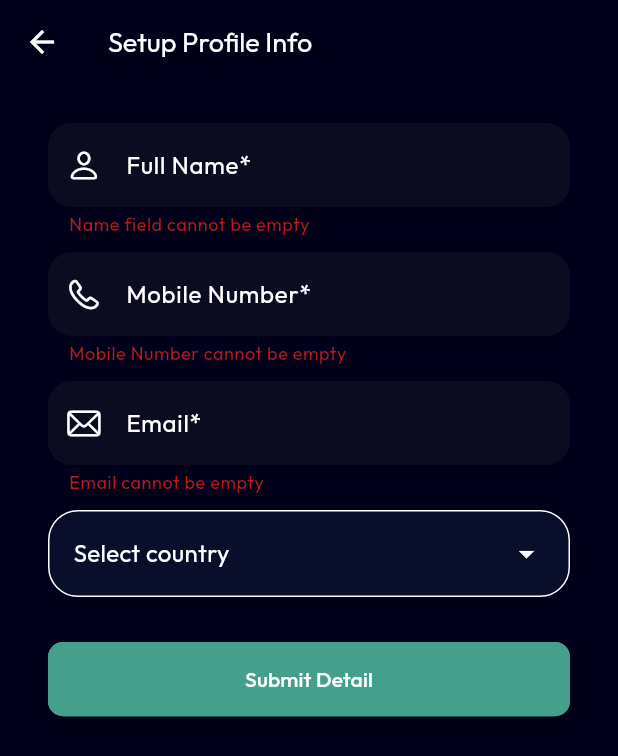
After one commit to EracomDev/difogg, a Flutter app: the EditProfile screen opened directly, after a tap on "Submit Detail", on a phone screen of 412 x 824 dp. The commit adds this screen. Shown: the top 756 px of the screen. Run offline on Flutter 3.47's test engine with Material 3 defaults, Android fonts, the light colour scheme and no system bars; our stand-ins replace barcode_widget, carousel_slider, country_picker, flutter_secure_storage, flutter_spinkit, flutter_svg and 6 more; missing offline and left inert: bip39, dart:js, flutter_inappwebview, flutter_injected_web3, qr_code_scanner, wallet and 1 more; accounts and stored records are empty; network calls fail; project files that could hold a hidden picture were left out.

Commit message:
edit profile and phrases page added

```diff
--- /dev/null
+++ b/lib/screens/edit_user_profile.dart
@@ -0,0 +1,340 @@
+import 'package:country_picker/country_picker.dart';
+import 'package:flutter/cupertino.dart';
+import 'package:flutter/material.dart';
+import 'package:flutter/services.dart';
+
+import '../utils/app_config.dart';
+
+class EditProfile extends StatefulWidget {
+  const EditProfile({super.key});
+
+  @override
+  State<EditProfile> createState() => _EditProfileState();
+}
+
+class _EditProfileState extends State<EditProfile> {
+  String name = "";
+  String mobile = "";
+  String email = "";
+  String selectedCountry = "Select country";
+  String countryCode = "+91";
+  final formkey = GlobalKey<FormState>();
+  var size;
+  bool isShowingProgress = false;
+
+  TextEditingController fullNameController = TextEditingController();
+  TextEditingController mobileController = TextEditingController();
+  TextEditingController emailController = TextEditingController();
+
+
+  @override
+  Widget build(BuildContext context) {
+
+    size = MediaQuery.of(context).size;
+    return Scaffold(
+
+      backgroundColor: AppConfig.myBackground,
+      appBar: AppBar(
+        backgroundColor: AppConfig.myBackground,
+        iconTheme: IconThemeData(
+          color: AppConfig.titleIconAndTextColor, //change your color here
+        ),
+        elevation: 0,
+        automaticallyImplyLeading: true,
+        title: Align(
+          alignment: Alignment.centerLeft,
+          child: Row(
+            children: [
+              Text(
+                "Setup Profile Info",
+                style: TextStyle(
+                  fontSize: 18,
+                  fontWeight: FontWeight.normal,
+                  color: AppConfig.titleIconAndTextColor,
+                ),
+              ),
+            ],
+          ),
+        ),
+      ),
+      body: Container(
+
+        child: Column(children: [
+
+          Form(
+
+            key: formkey,
+            autovalidateMode: AutovalidateMode.onUserInteraction,
+            child: Column(
+              crossAxisAlignment: CrossAxisAlignment.start,
+
+              children: [
+
+                /* Container(
+                            width: size.width*.6,
+
+                            margin:EdgeInsets.only(top: 16),
+
+                            child :
+                            Container(
+                              //width: size.width*.4,
+                                child: Image.asset(ConstantsStrings.mainImage,height: 130,width: 130,)),
+                          ),*/
+
+
+
+                Padding(padding: const EdgeInsets.symmetric(vertical: 16.0,horizontal: 32.0),
+                  child: Column(
+                    children: [
+
+
+
+                      const SizedBox(height: 10),
+
+                      SizedBox(
+                        width: size.width*0.85,
+                        child: TextFormField(
+                          controller:  fullNameController,
+                          textInputAction: TextInputAction.next,
+                          decoration: InputDecoration(
+                            contentPadding: const  EdgeInsets.symmetric(vertical: 16.0, horizontal: 10.0),
+                            labelText: "Full Name*",
+                            border: OutlineInputBorder(
+                              borderRadius: BorderRadius.circular(10.0),
+                            ),
+                            prefixIcon: const Padding(
+                              padding: EdgeInsets.only(top: 0), // add padding to adjust icon
+                              child:Icon(CupertinoIcons.person),
+                            ),
+                            /*fillColor: Colors.green.withOpacity(0.10),
+                                      filled: true,*/
+
+                          ),
+                          validator: (value){
+                            if(value!.isEmpty){
+                              return "Name field cannot be empty";
+                            } else {
+                              name = value.toString();
+                              return null;
+                            }
+                          },
+
+
+                        ),
+                      ),
+
+                      //SizedBox(height: 10),
+
+
+                      const SizedBox(height: 10),
+
+                      SizedBox(
+                        width: size.width*0.85,
+                        child: TextFormField(
+                          controller: mobileController,
+                          textInputAction: TextInputAction.next,
+                          keyboardType: TextInputType.number,
+                          inputFormatters: <TextInputFormatter>[
+                            FilteringTextInputFormatter.allow(RegExp(r'[0-9]')),
+                          ],
+                          decoration: InputDecoration(
+                            contentPadding: const  EdgeInsets.symmetric(vertical: 16.0, horizontal: 10.0),
+                            labelText: "Mobile Number*",
+                            border: OutlineInputBorder(
+                              borderRadius: BorderRadius.circular(10.0),
+                            ),
+
+                            prefixIcon: const Padding(
+                              padding: EdgeInsets.only(top: 0), // add padding to adjust icon
+                              child:Icon(CupertinoIcons.phone),
+                            ),
+
+                          ),
+
+                          validator: (value){
+                            if(value!.isEmpty){
+                              return "Mobile Number cannot be empty";
+                            } /*else if(value.length!=10){
+                                        return "Mobile Number length should be 10";
+                                      }*/
+
+                            else if((value.toString().contains(" "))) {
+                              return "No space allowed inside mobile number";
+                            }else {
+                              mobile = value.toString();
+                              return null;
+                            }
+                          },
+
+
+                        ),
+                      ),
+
+                      const SizedBox(height: 10),
+
+                      SizedBox(
+                        width: size.width*0.85,
+                        child: TextFormField(
+                          controller:  emailController,
+                          textInputAction: TextInputAction.next,
+                          decoration: InputDecoration(
+                            contentPadding: const  EdgeInsets.symmetric(vertical: 16.0, horizontal: 10.0),
+                            labelText: "Email*",
+                            border: OutlineInputBorder(
+                              borderRadius: BorderRadius.circular(10.0),
+                            ),
+
+                            prefixIcon: const Padding(
+                              padding: EdgeInsets.only(top: 0), // add padding to adjust icon
+                              child:Icon(CupertinoIcons.mail),
+                            ),
+
+                          ),
+
+                          validator: (value){
+                            if(value!.isEmpty){
+                              return "Email cannot be empty";
+                            } else if(!validation(value)) {
+                              return "Email error";
+                            } else if((value.toString().contains(" "))) {
+                              return "Spaces are not allowed inside email";
+                            } else {
+
+                              email = value.toString();
+                              return null;
+                            }
+                          },
+
+
+                        ),
+                      ),
+
+
+
+                      const SizedBox(height: 10),
+
+                      InkWell(
+                        child: Container(
+
+                          width: size.width*0.85,
+                          padding: EdgeInsets.all(16),
+                          decoration: BoxDecoration(
+                              border: Border.all(color: Colors.white,width: 1),
+                              color: Color(0x1F4C779B),
+
+                              borderRadius: BorderRadius.all(Radius.circular(20))),
+                          child: Row(
+                            children: [
+                              Text(selectedCountry,style: TextStyle(color: Colors.white,fontSize: 16),),
+                              Spacer(),
+                              Icon(Icons.arrow_drop_down_sharp,color: Colors.white,)
+                            ],
+                          ),
+                        ),
+                        onTap: (){
+
+                          showCountryPicker(
+                            context: context,
+                            //favorite: ,
+                            countryListTheme: CountryListThemeData(backgroundColor: AppConfig.background,
+                                textStyle: TextStyle(color: Colors.white)),
+                            showPhoneCode: true, // optional. Shows phone code before the country name.
+                            onSelect: (Country country) {
+                              setState(() {
+                                selectedCountry=country.name;
+                                countryCode = "+"+country.phoneCode.toString();
+                              });
+                              print('Select country: ${country.name}');
+                            },
+                          );
+                        },
+                      ),
+
+                      const SizedBox(height: 10,),
+
+                      const SizedBox(height: 20),
+
+                      isShowingProgress? Column(
+
+                        children: const <Widget>[
+                          CircularProgressIndicator(),
+
+                          SizedBox(height: 20,),
+                          Text("Please wait...."),
+                        ],
+                      ):SizedBox(
+                        width: size.width*0.85,
+                        height: size.height*0.06,
+                        child: ElevatedButton(onPressed:(){
+
+                          if(formkey.currentState!.validate()){
+
+                            if (selectedCountry=="Select country"){
+                              ScaffoldMessenger.of(context).showSnackBar(const SnackBar(
+                                content: Text("Please select country first."),
+                              ));
+                            }else {
+
+
+                              //isShowingProgress = true;
+                              //_registerAccount();
+
+                              print("name= $name");
+
+                              print("email= $email");
+                              print("mobile= $mobile");
+
+                            }
+
+                          }
+
+                          setState(() {
+
+                          });
+
+
+                        },
+                          style: ButtonStyle(
+                            foregroundColor: MaterialStateProperty.all<Color>(Colors.white),
+                            backgroundColor: MaterialStateProperty.all<Color>(AppConfig.primaryColor),
+                            shape: MaterialStateProperty.all<RoundedRectangleBorder>(
+                                RoundedRectangleBorder(
+                                    borderRadius: BorderRadius.circular(10),
+                                    side: const BorderSide(color:AppConfig.primaryColor)
+                                )
+                            )
+
+                            ,), child:const  Text("Submit Detail"),
+                        ),
+                      ),
+
+
+
+                    ],
+                  ),
+                ),
+
+
+              ],
+            ),
+          ),
+        ],),
+      ),
+    );
+  }
+
+
+  bool validation(String email){
+
+    bool emailValid = RegExp(r'^.+@[a-zA-Z]+\.{1}[a-zA-Z]+(\.{0,1}[a-zA-Z]+)$').hasMatch(email);
+    return emailValid;
+  }
+
+  @override
+  void initState() {
+    // TODO: implement initState
+
+
+    super.initState();
+  }
+}
--- a/pubspec.yaml
+++ b/pubspec.yaml
@@ -59,7 +59,8 @@ dependencies:
   pie_chart: ^5.3.2
   carousel_slider: ^4.2.1
   syncfusion_flutter_charts: ^21.2.4
-  lottie: ^2.7.0
+  lottie: ^2.6.0
+  country_picker: ^2.0.20
 
 dev_dependencies:
   flutter_test:
```
Also changed, not shown: lib/components/MyPieChart.dart (+17 -3 lines), lib/components/PortfolioCard.dart (+8 -4 lines), lib/screens/dashboard_page.dart (+19 -18 lines), lib/screens/main_page.dart (+6 -5 lines), lib/screens/phrases_secret_key.dart (added, +265 -0 lines), lib/screens/settings.dart (+44 -0 lines), pubspec.lock.
